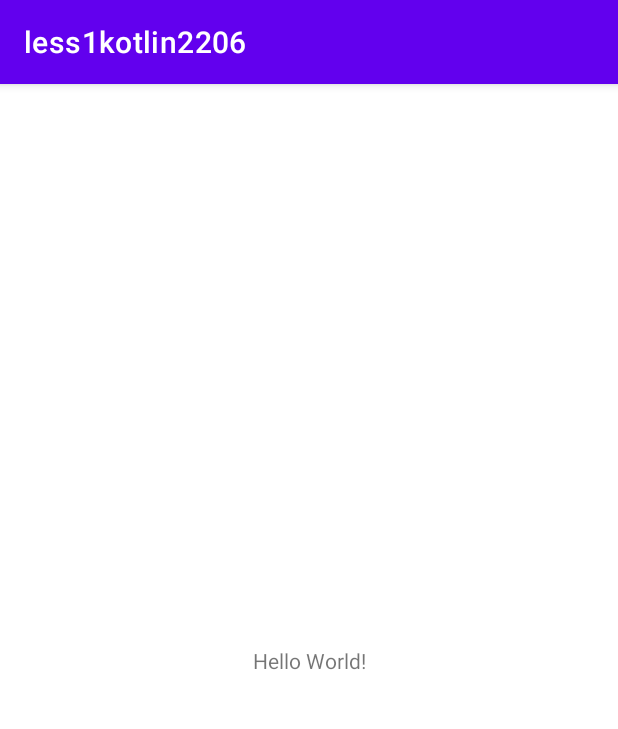
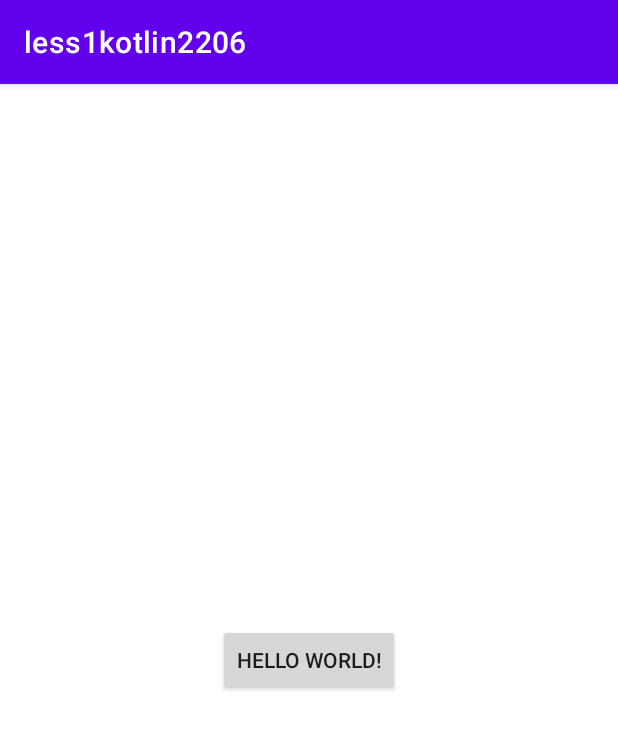
Before and after one commit to LOFLOV/less1kotlin2206, an Android app: the screen it shows after launch (MainActivity), on a phone screen of 412 x 824 dp. Shown: the top 729 px of the screen. Run offline under Robolectric (Android 15) with nearby library versions, the phone set to English and light mode, and no system bars.

Commit message:
Added button with clickListener to MaimActivity.

```diff
--- a/app/build.gradle
+++ b/app/build.gradle
@@ -4,12 +4,12 @@ plugins {
 apply plugin: 'kotlin-android'
 
 android {
-    compileSdk 31
+    compileSdk 32
 
     defaultConfig {
         applicationId "com.android.less1kotlin2206"
         minSdk 23
-        targetSdk 31
+        targetSdk 32
         versionCode 1
         versionName "1.0"
 
--- a/app/src/main/java/com/android/less1kotlin2206/MainActivity.kt
+++ b/app/src/main/java/com/android/less1kotlin2206/MainActivity.kt
@@ -1,11 +1,19 @@
 package com.android.less1kotlin2206
 
 import android.os.Bundle
+import android.widget.Button
+import android.widget.Toast
 import androidx.appcompat.app.AppCompatActivity
+import androidx.appcompat.widget.AppCompatButton
 
 class MainActivity : AppCompatActivity() {
     override fun onCreate(savedInstanceState: Bundle?) {
         super.onCreate(savedInstanceState)
         setContentView(R.layout.activity_main)
+
+        val btn = findViewById<AppCompatButton>(R.id.btn_action)
+        btn.setOnClickListener{
+            Toast.makeText(baseContext, "clicked", Toast.LENGTH_SHORT).show()
+        }
     }
 }
--- a/app/src/main/res/layout/activity_main.xml
+++ b/app/src/main/res/layout/activity_main.xml
@@ -6,7 +6,8 @@
     android:layout_height="match_parent"
     tools:context=".MainActivity">
 
-    <TextView
+    <androidx.appcompat.widget.AppCompatButton
+        android:id="@+id/btn_action"
         android:layout_width="wrap_content"
         android:layout_height="wrap_content"
         android:text="Hello World!"
```
